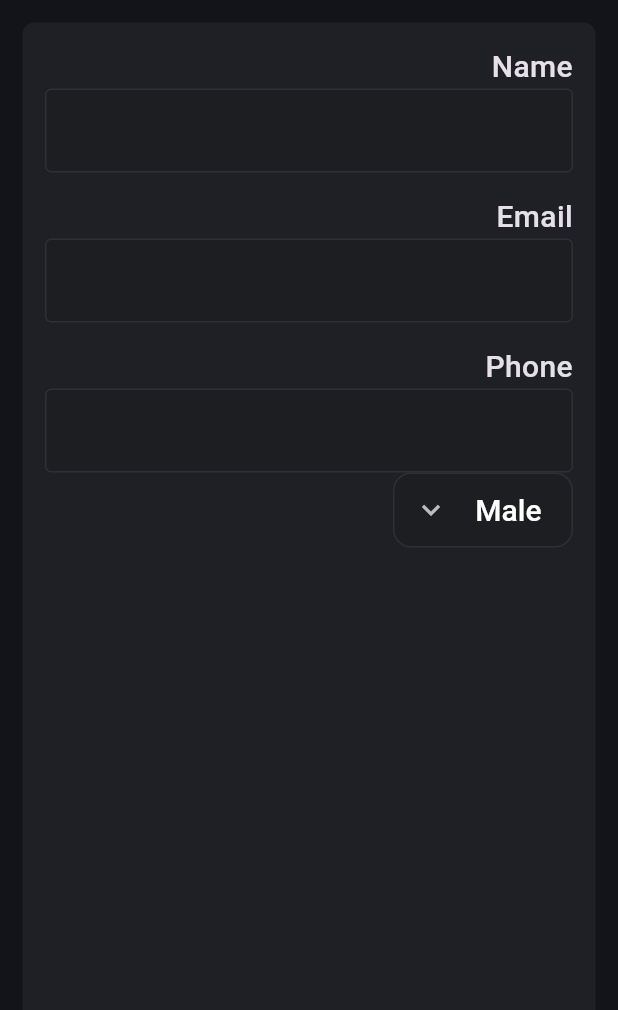
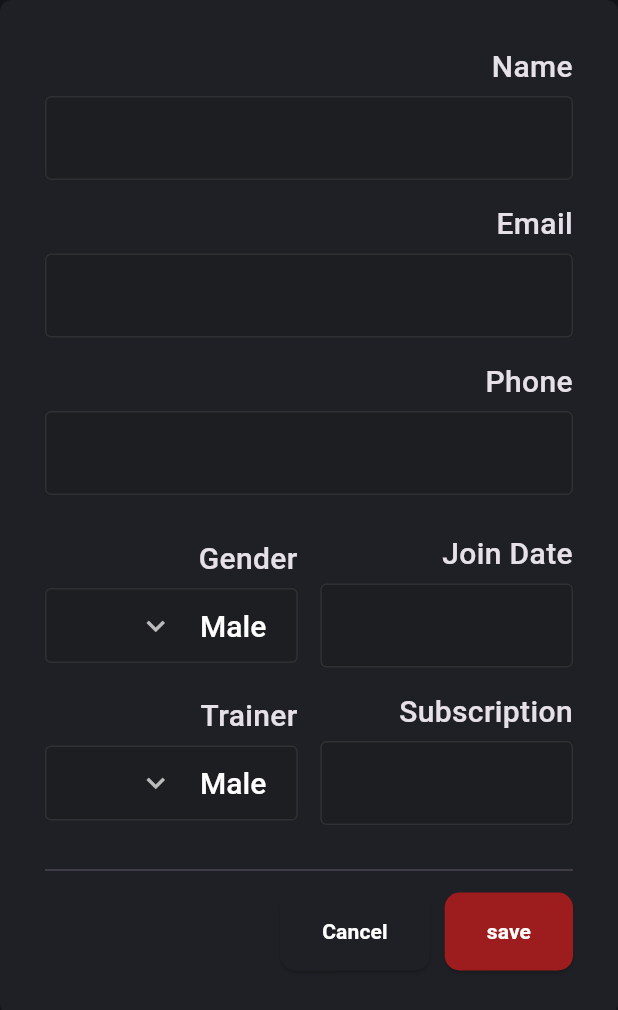
Before and after one commit to Belal-Karem/gym_dashboard, a Flutter app: the DialogAddMember widget shown alone on an empty page, opened directly, on a phone screen of 412 x 824 dp. Shown: the top 1010 px of the screen. Run offline on Flutter 3.47's test engine with Material 3 defaults, Android fonts, the phone set to English and light mode, and no system bars; our stand-ins replace fl_chart, font_awesome_flutter, go_router; missing offline and left inert: window_size.

Commit message:
finash add member show dialog

```diff
--- /dev/null
+++ b/lib/core/widget/elevated_button_to_dialog.dart
@@ -0,0 +1,25 @@
+import 'package:flutter/material.dart';
+import 'package:power_gym/core/utils/app_style.dart';
+import 'package:power_gym/core/utils/constants.dart';
+
+class ElevatedButtonToDialog extends StatelessWidget {
+  const ElevatedButtonToDialog({super.key, required this.text});
+
+  final String text;
+
+  @override
+  Widget build(BuildContext context) {
+    return ElevatedButton(
+      style: ElevatedButton.styleFrom(
+        backgroundColor: kprimaryColor,
+        padding: const EdgeInsets.symmetric(horizontal: 28, vertical: 16),
+        shape: RoundedRectangleBorder(borderRadius: BorderRadius.circular(10)),
+      ),
+      onPressed: () {},
+      child: Text(
+        text,
+        style: AppStyle.styleboldwhite70.copyWith(color: Colors.white),
+      ),
+    );
+  }
+}
--- a/lib/features/members/presentation/view/widget/custom_dropdown_to_add_member.dart
+++ b/lib/features/members/presentation/view/widget/custom_dropdown_to_add_member.dart
@@ -15,11 +15,11 @@
   @override
   Widget build(BuildContext context) {
     return Container(
-      width: 120,
+      width: double.infinity,
       decoration: BoxDecoration(
         border: Border.all(color: Colors.white.withAlpha(20)),
         color: Color(0xff1D1E22),
-        borderRadius: BorderRadius.circular(12),
+        borderRadius: BorderRadius.circular(4),
       ),
       child: DropdownButton(
         dropdownColor: Color(0xff1D1E22),
--- a/lib/features/members/presentation/view/widget/dialog_add_member.dart
+++ b/lib/features/members/presentation/view/widget/dialog_add_member.dart
@@ -1,6 +1,9 @@
 import 'package:flutter/material.dart';
 import 'package:power_gym/core/utils/app_style.dart';
+import 'package:power_gym/core/utils/constants.dart';
 import 'package:power_gym/core/widget/custom_container_statistics.dart';
+import 'package:power_gym/core/widget/elevated_button_to_dialog.dart';
+import 'package:power_gym/core/widget/elevated_button_widget.dart';
 import 'package:power_gym/features/members/presentation/view/widget/custom_dropdown_to_add_member.dart';
 import 'package:power_gym/features/members/presentation/view/widget/text_field_add_member.dart';
 
@@ -10,20 +13,95 @@
   @override
   Widget build(BuildContext context) {
     return CustomContainerStatistics(
-      child: Column(
-        crossAxisAlignment: CrossAxisAlignment.start,
-        children: [
-          Text('Name', style: AppStyle.style20W500),
-          TextFieldAddMember(),
-          SizedBox(height: 15),
-          Text('Email', style: AppStyle.style20W500),
-          TextFieldAddMember(),
-          SizedBox(height: 15),
-          Text('Phone', style: AppStyle.style20W500),
-          TextFieldAddMember(),
-          CustomDropdownToAddMember(),
-        ],
+      padding: 0,
+      child: Padding(
+        padding: const EdgeInsets.all(15),
+        child: ListView(
+          shrinkWrap: true,
+          children: [
+            const _FieldLabelAndInput(
+              label: 'Name',
+              child: TextFieldAddMember(),
+            ),
+            const _FieldLabelAndInput(
+              label: 'Email',
+              child: TextFieldAddMember(),
+            ),
+            const _FieldLabelAndInput(
+              label: 'Phone',
+              child: TextFieldAddMember(),
+            ),
+            const SizedBox(height: 10),
+            const _DoubleFieldRow(
+              leftLabel: 'Join Date',
+              leftChild: TextFieldAddMember(),
+              rightLabel: 'Gender',
+              rightChild: CustomDropdownToAddMember(),
+            ),
+            const _DoubleFieldRow(
+              leftLabel: 'Subscription',
+              leftChild: TextFieldAddMember(),
+              rightLabel: 'Trainer',
+              rightChild: CustomDropdownToAddMember(),
+            ),
+            Divider(height: 30),
+            Row(
+              children: [
+                ElevatedButtonWidget(text: 'save', onPressed: () {}),
+                SizedBox(width: 10),
+                ElevatedButtonToDialog(text: 'Cancel'),
+              ],
+            ),
+          ],
+        ),
       ),
     );
   }
 }
+
+class _FieldLabelAndInput extends StatelessWidget {
+  final String label;
+  final Widget child;
+
+  const _FieldLabelAndInput({required this.label, required this.child});
+
+  @override
+  Widget build(BuildContext context) {
+    return Column(
+      crossAxisAlignment: CrossAxisAlignment.start,
+      children: [
+        Text(label, style: AppStyle.style20W500),
+        const SizedBox(height: 5),
+        child,
+        const SizedBox(height: 15),
+      ],
+    );
+  }
+}
+
+class _DoubleFieldRow extends StatelessWidget {
+  final String leftLabel, rightLabel;
+  final Widget leftChild, rightChild;
+
+  const _DoubleFieldRow({
+    required this.leftLabel,
+    required this.leftChild,
+    required this.rightLabel,
+    required this.rightChild,
+  });
+
+  @override
+  Widget build(BuildContext context) {
+    return Row(
+      children: [
+        Expanded(
+          child: _FieldLabelAndInput(label: leftLabel, child: leftChild),
+        ),
+        const SizedBox(width: 15),
+        Expanded(
+          child: _FieldLabelAndInput(label: rightLabel, child: rightChild),
+        ),
+      ],
+    );
+  }
+}
```
